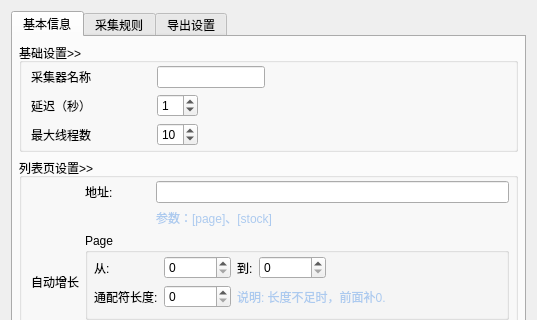
Old version of the form UI/Robot.ui in the repository leaboy/pycollect; both pictures show x 0 to 537 and y 0 to 320 of the 537 by 518 pixel window.
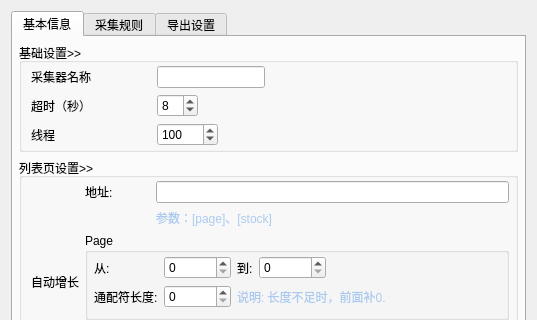
New version of the form.

Patch:
```diff
--- a/UI/Robot.ui
+++ b/UI/Robot.ui
@@ -99,14 +99,14 @@
                </sizepolicy>
               </property>
               <property name="text">
-               <string>延迟（秒）</string>
+               <string>超时（秒）</string>
               </property>
              </widget>
             </item>
             <item row="2" column="0">
              <widget class="QLabel" name="label_13">
               <property name="text">
-               <string>最大线程数</string>
+               <string>线程</string>
               </property>
              </widget>
             </item>
@@ -132,7 +132,7 @@
                <number>99</number>
               </property>
               <property name="value">
-               <number>1</number>
+               <number>8</number>
               </property>
              </widget>
             </item>
@@ -147,8 +147,11 @@
               <property name="minimum">
                <number>1</number>
               </property>
+              <property name="maximum">
+               <number>10000</number>
+              </property>
               <property name="value">
-               <number>10</number>
+               <number>100</number>
               </property>
              </widget>
             </item>
```
Left out of the diff: 10 changed lines with no effect on the pictures.
